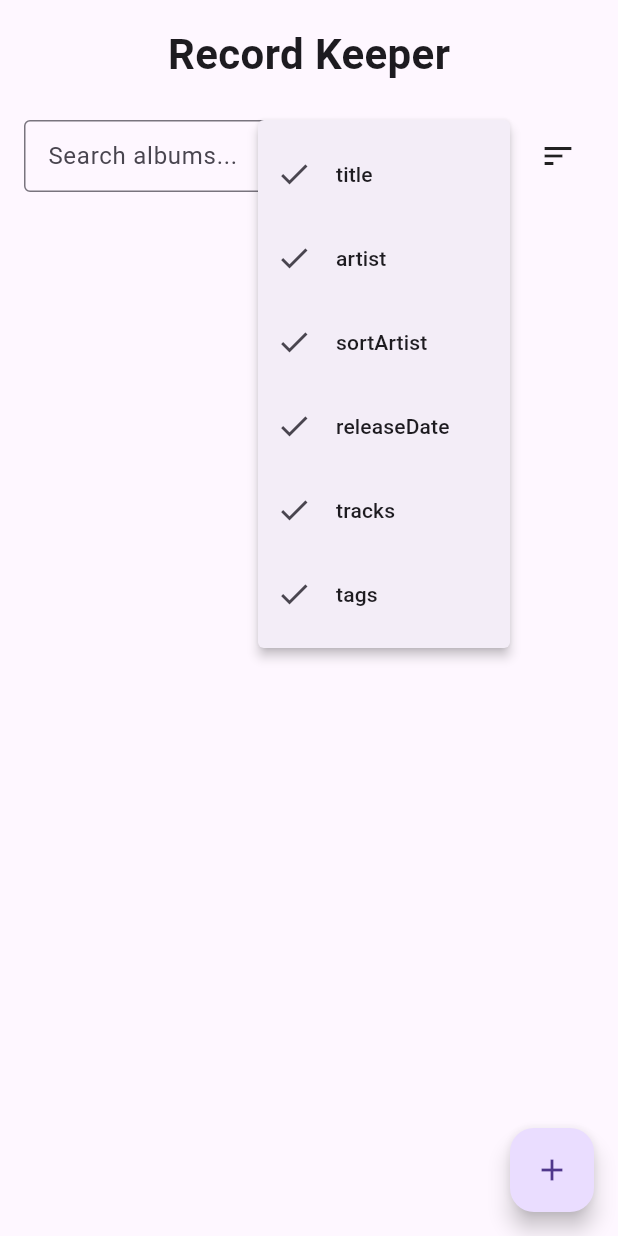
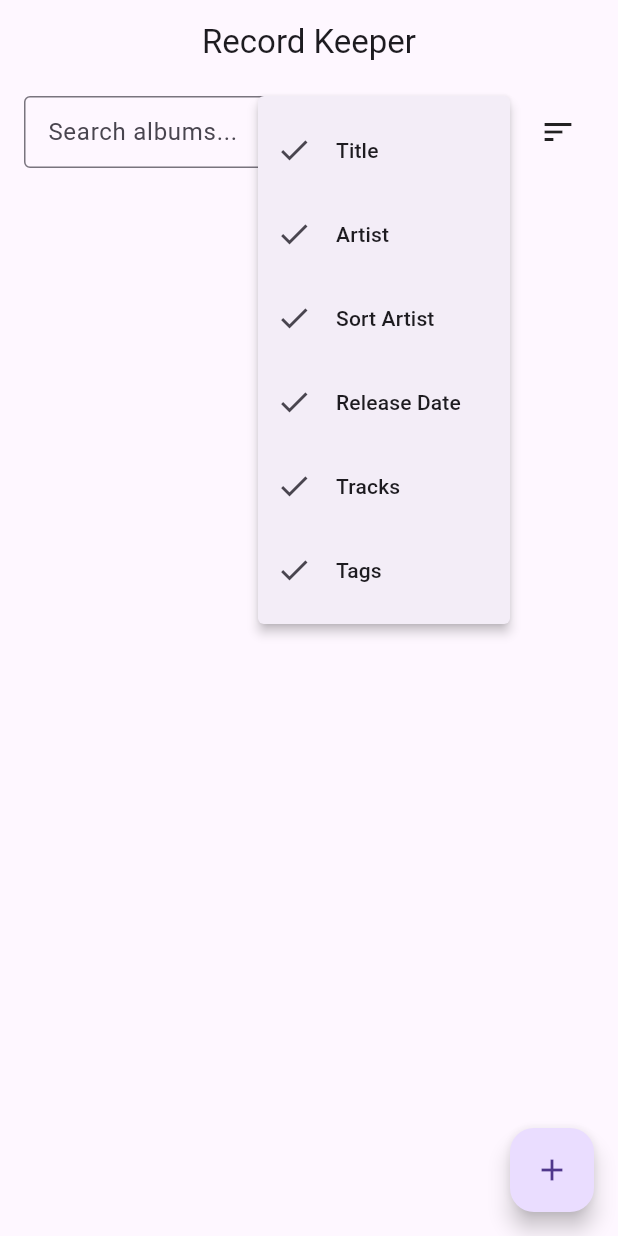
Before and after one commit to mbplautz/record_keeper, a Flutter app: the screen it shows after launch, after a tap on the "search" icon, on a phone screen of 412 x 824 dp. Run offline on Flutter 3.47's test engine with Material 3 defaults, Android fonts, the phone set to English and light mode, and no system bars; our stand-ins replace image_picker, sqflite, sqflite_common_ffi; accounts and stored records are empty.

Commit message:
Converting MainScreenView back to using an AppBar

```diff
--- a/lib/views/main_screen_view.dart
+++ b/lib/views/main_screen_view.dart
@@ -45,15 +45,29 @@ class _MainScreenViewState extends State<MainScreenView> {
     }
   }
 
+  final Map<String, String> _searchOptionsLabels = {
+    'title': 'Title',
+    'artist': 'Artist',
+    'sortArtist': 'Sort Artist',
+    'releaseDate': 'Release Date',
+    'tracks': 'Tracks',
+    'tags': 'Tags',
+  };
+
   @override
   Widget build(BuildContext context) {
     final provider = Provider.of<AlbumProvider>(context);
 
     return Scaffold(
+            // Section 2.2.1.1 - Title Banner
+      appBar: AppBar(
+        title: const Text("Record Keeper"),
+        centerTitle: true,
+      ),
       body: SafeArea(
         child: Column(
           children: [
-            // Section 2.2.1.1 - Title Banner
+/*            // Section 2.2.1.1 - Title Banner
             const Padding(
               padding: EdgeInsets.all(16.0),
               child: Text(
@@ -64,7 +78,7 @@ class _MainScreenViewState extends State<MainScreenView> {
                 ),
               ),
             ),
-
+*/
             // Section 2.2.1.2 - Search Bar + Buttons Row
             Padding(
               padding: const EdgeInsets.symmetric(horizontal: 16.0, vertical: 8.0),
@@ -118,7 +132,7 @@ class _MainScreenViewState extends State<MainScreenView> {
                       return CheckedPopupMenuItem<String>(
                         value: key,
                         checked: provider.searchFields[key]!,
-                        child: Text(key),
+                        child: Text(_searchOptionsLabels[key]!),
                       );
                     }).toList(),
                   ),
```
